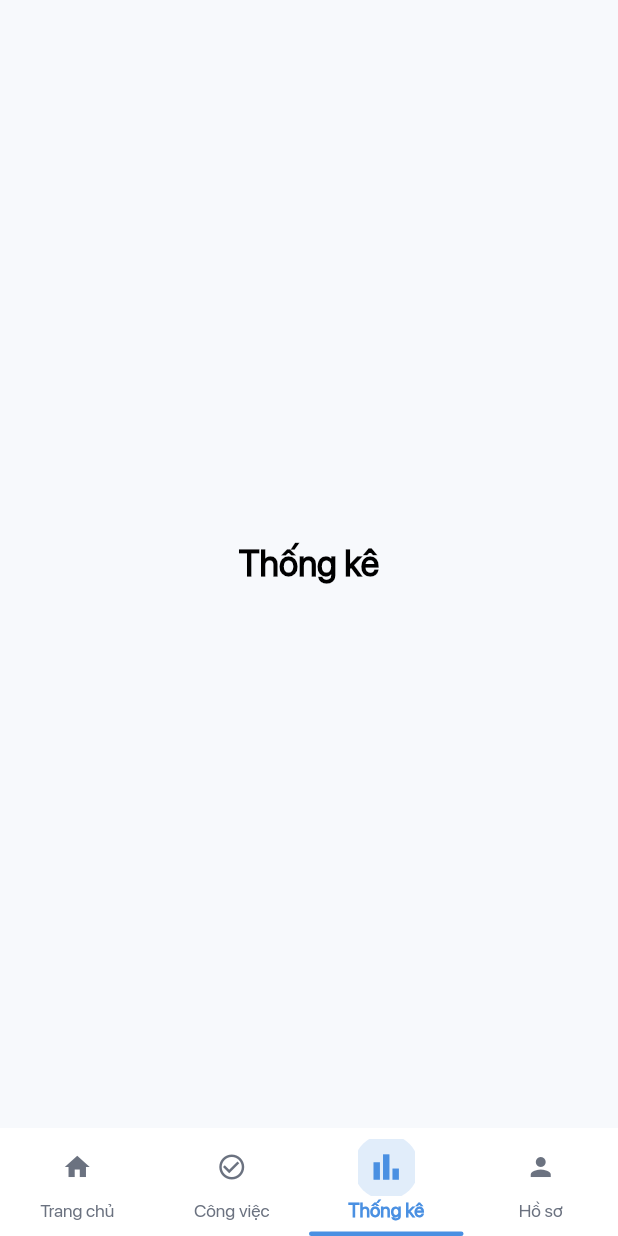
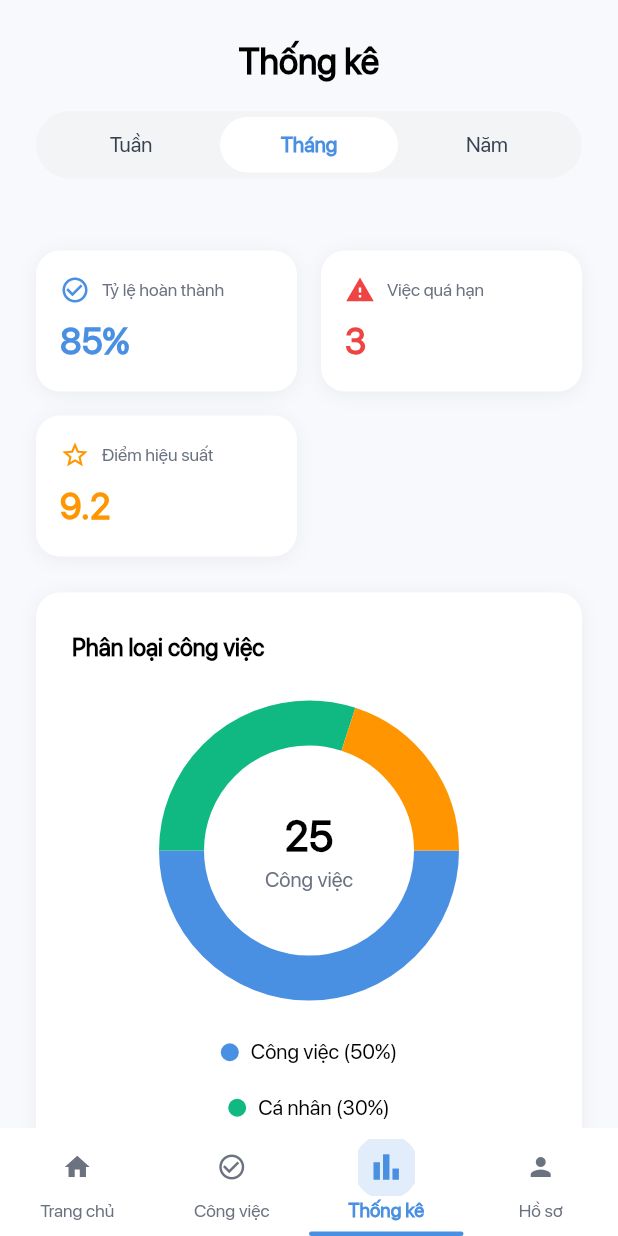
Before and after one commit to huynhkhuanit/task_management_app, a Flutter app: the HomeScreen screen opened directly, item 3 of the bottom bar chosen, on a phone screen of 412 x 824 dp. Run offline on Flutter 3.47's test engine with Material 3 defaults, Android fonts, the phone set to English and light mode, and no system bars; drawn by our look-alikes of fl_chart.

Commit message:
Update dependencies in pubspec.yaml and pubspec.lock; add fl_chart package and update equatable version. Integrate StatisticsScreen into HomeScreen for improved navigation and functionality.

```diff
--- a/lib/screens/home_screen.dart
+++ b/lib/screens/home_screen.dart
@@ -8,6 +8,7 @@ import '../utils/navigation_helper.dart';
 import 'tasks_screen.dart';
 import 'add_task_screen.dart';
 import 'task_detail_screen.dart';
+import 'statistics_screen.dart';
 
 class HomeScreen extends StatefulWidget {
   const HomeScreen({Key? key}) : super(key: key);
@@ -212,16 +213,8 @@ class _HomeScreenState extends State<HomeScreen> {
           _buildHomeContent(),
           // Tasks screen (index 1)
           const TasksScreen(showBottomNavigationBar: false),
-          // Statistics screen (index 2) - TODO: Create later
-          Center(
-            child: Text(
-              'Thống kê',
-              style: R.styles.heading2(
-                color: AppColors.black,
-                weight: FontWeight.w700,
-              ),
-            ),
-          ),
+          // Statistics screen (index 2)
+          const StatisticsScreen(),
           // Profile screen (index 3) - TODO: Create later
           Center(
             child: Text(
--- /dev/null
+++ b/lib/screens/statistics_screen.dart
@@ -0,0 +1,589 @@
+import 'package:flutter/material.dart';
+import 'package:fl_chart/fl_chart.dart';
+import '../constants/app_constants.dart';
+import '../res/fonts/font_resources.dart';
+
+class StatisticsScreen extends StatefulWidget {
+  const StatisticsScreen({Key? key}) : super(key: key);
+
+  @override
+  State<StatisticsScreen> createState() => _StatisticsScreenState();
+}
+
+class _StatisticsScreenState extends State<StatisticsScreen> {
+  int _selectedPeriod = 1; // 0: Tuần, 1: Tháng, 2: Năm
+
+  // Sample data
+  final double completionRate = 85.0;
+  final int overdueTasks = 3;
+  final double performanceScore = 9.2;
+  final int totalTasks = 25;
+
+  // Category distribution data
+  final List<CategoryData> categoryData = [
+    CategoryData(
+        name: 'Công việc', count: 12, percentage: 50, color: AppColors.primary),
+    CategoryData(
+        name: 'Cá nhân',
+        count: 8,
+        percentage: 30,
+        color: const Color(0xFF10B981)),
+    CategoryData(
+        name: 'Học tập',
+        count: 5,
+        percentage: 20,
+        color: const Color(0xFFFF9500)),
+  ];
+
+  // Weekly completion data
+  final List<BarData> weeklyData = [
+    BarData(day: 'T2', value: 5),
+    BarData(day: 'T3', value: 7),
+    BarData(day: 'T4', value: 12),
+    BarData(day: 'T5', value: 8),
+    BarData(day: 'T6', value: 6),
+    BarData(day: 'T7', value: 4),
+    BarData(day: 'CN', value: 3),
+  ];
+
+  // Performance trend data
+  final List<double> performanceTrend = [7.5, 8.0, 8.5, 9.0, 8.8, 9.2, 9.0];
+
+  @override
+  Widget build(BuildContext context) {
+    return Scaffold(
+      backgroundColor: AppColors.onboardingBackground,
+      body: SafeArea(
+        child: Column(
+          children: [
+            // Header
+            Container(
+              padding: const EdgeInsets.all(AppDimensions.paddingLarge),
+              color: Color(0xFFF7F9FC),
+              child: Column(
+                children: [
+                  Text(
+                    'Thống kê',
+                    style: R.styles.heading2(
+                      color: AppColors.black,
+                      weight: FontWeight.w700,
+                    ),
+                  ),
+                  const SizedBox(height: AppDimensions.paddingMedium),
+                  // Time period selector
+                  Container(
+                    width: double.infinity,
+                    padding: const EdgeInsets.all(4),
+                    decoration: BoxDecoration(
+                      color: AppColors.greyLight,
+                      borderRadius: BorderRadius.circular(
+                          AppDimensions.borderRadiusXLarge),
+                    ),
+                    child: Row(
+                      children: [
+                        Expanded(child: _buildPeriodButton('Tuần', 0)),
+                        Expanded(child: _buildPeriodButton('Tháng', 1)),
+                        Expanded(child: _buildPeriodButton('Năm', 2)),
+                      ],
+                    ),
+                  ),
+                ],
+              ),
+            ),
+            // Content
+            Expanded(
+              child: SingleChildScrollView(
+                padding: const EdgeInsets.all(AppDimensions.paddingLarge),
+                child: Column(
+                  crossAxisAlignment: CrossAxisAlignment.start,
+                  children: [
+                    // Statistics Cards
+                    Row(
+                      children: [
+                        Expanded(
+                          child: _buildStatCard(
+                            'Tỷ lệ hoàn thành',
+                            '${completionRate.toInt()}%',
+                            AppColors.primary,
+                            Icons.check_circle_outline,
+                          ),
+                        ),
+                        const SizedBox(width: AppDimensions.paddingMedium),
+                        Expanded(
+                          child: _buildStatCard(
+                            'Việc quá hạn',
+                            '$overdueTasks',
+                            AppColors.error,
+                            Icons.warning_outlined,
+                          ),
+                        ),
+                      ],
+                    ),
+                    const SizedBox(height: AppDimensions.paddingMedium),
+                    Row(
+                      children: [
+                        Expanded(
+                          child: _buildStatCard(
+                            'Điểm hiệu suất',
+                            performanceScore.toStringAsFixed(1),
+                            const Color(0xFFFF9500),
+                            Icons.star_outline,
+                          ),
+                        ),
+                        const SizedBox(width: AppDimensions.paddingMedium),
+                        const Expanded(child: SizedBox()),
+                      ],
+                    ),
+                    const SizedBox(height: AppDimensions.paddingLarge),
+
+                    // Job Classification Card
+                    _buildCard(
+                      title: 'Phân loại công việc',
+                      child: Column(
+                        children: [
+                          SizedBox(
+                            height: 200,
+                            child: Center(
+                              child: _buildDonutChart(),
+                            ),
+                          ),
+                          const SizedBox(height: AppDimensions.paddingLarge),
+                          // Legend
+                          Column(
+                            children: categoryData.map((data) {
+                              return Padding(
+                                padding: const EdgeInsets.only(
+                                    bottom: AppDimensions.paddingMedium),
+                                child: Row(
+                                  mainAxisAlignment: MainAxisAlignment.center,
+                                  children: [
+                                    Container(
+                                      width: 12,
+                                      height: 12,
+                                      decoration: BoxDecoration(
+                                        color: data.color,
+                                        shape: BoxShape.circle,
+                                      ),
+                                    ),
+                                    const SizedBox(
+                                        width: AppDimensions.paddingSmall),
+                                    Text(
+                                      '${data.name} (${data.percentage}%)',
+                                      style: R.styles.body(
+                                        size: 14,
+                                        color: AppColors.black,
+                                      ),
+                                    ),
+                                  ],
+                                ),
+                              );
+                            }).toList(),
+                          ),
+                        ],
+                      ),
+                    ),
+                    const SizedBox(height: AppDimensions.paddingLarge),
+
+                    // Completed Tasks Card
+                    _buildCard(
+                      title: 'Công việc hoàn thành',
+                      child: SizedBox(
+                        height: 200,
+                        child: _buildBarChart(),
+                      ),
+                    ),
+                    const SizedBox(height: AppDimensions.paddingLarge),
+
+                    // Performance Trend Card
+                    _buildCard(
+                      title: 'Xu hướng hiệu suất',
+                      child: SizedBox(
+                        height: 200,
+                        child: _buildLineChart(),
+                      ),
+                    ),
+                    const SizedBox(height: AppDimensions.paddingLarge),
+
+                    // AI Analysis Section
+                    _buildCard(
+                      title: 'Phân tích từ chuyên gia AI',
+                      child: Column(
+                        crossAxisAlignment: CrossAxisAlignment.start,
+                        children: [
+                          Container(
+                            padding: const EdgeInsets.all(
+                                AppDimensions.paddingMedium),
+                            decoration: BoxDecoration(
+                              color: AppColors.primaryLight.withOpacity(0.1),
+                              borderRadius: BorderRadius.circular(
+                                  AppDimensions.borderRadiusMedium),
+                            ),
+                            child: Row(
+                              children: [
+                                Icon(
+                                  Icons.psychology_outlined,
+                                  color: AppColors.primary,
+                                  size: 24,
+                                ),
+                                const SizedBox(
+                                    width: AppDimensions.paddingSmall),
+                                Expanded(
+                                  child: Text(
+                                    'Đang phân tích dữ liệu...',
+                                    style: R.styles.body(
+                                      size: 14,
+                                      color: AppColors.grey,
+                                    ),
+                                  ),
+                                ),
+                              ],
+                            ),
+                          ),
+                          const SizedBox(height: AppDimensions.paddingMedium),
+                          Text(
+                            'Nhấn để xem phân tích chi tiết',
+                            style: R.styles.body(
+                              size: 14,
+                              color: AppColors.grey,
+                            ),
+                          ),
+                        ],
+                      ),
+                    ),
+                    const SizedBox(height: AppDimensions.paddingLarge),
+                  ],
+                ),
+              ),
+            ),
+          ],
+        ),
+      ),
+    );
+  }
+
+  Widget _buildPeriodButton(String label, int index) {
+    final isSelected = _selectedPeriod == index;
+    return GestureDetector(
+      onTap: () {
+        setState(() {
+          _selectedPeriod = index;
+        });
+      },
+      child: Container(
+        padding: const EdgeInsets.symmetric(
+          horizontal: AppDimensions.paddingLarge,
+          vertical: AppDimensions.paddingSmall,
+        ),
+        decoration: BoxDecoration(
+          color: isSelected ? AppColors.white : Colors.transparent,
+          borderRadius: BorderRadius.circular(AppDimensions.borderRadiusXLarge),
+        ),
+        alignment: Alignment.center,
+        child: Text(
+          label,
+          textAlign: TextAlign.center,
+          style: R.styles.body(
+            size: 14,
+            weight: isSelected ? FontWeight.w900 : FontWeight.w500,
+            color: isSelected ? AppColors.primary : AppColors.greyDark,
+          ),
+        ),
+      ),
+    );
+  }
+
+  Widget _buildStatCard(
+      String title, String value, Color color, IconData icon) {
+    return Container(
+      padding: const EdgeInsets.all(AppDimensions.paddingMedium),
+      decoration: BoxDecoration(
+        color: AppColors.white,
+        borderRadius: BorderRadius.circular(AppDimensions.borderRadiusLarge),
+        boxShadow: [
+          BoxShadow(
+            color: Colors.black.withOpacity(0.05),
+            blurRadius: 10,
+            offset: const Offset(0, 2),
+          ),
+        ],
+      ),
+      child: Column(
+        crossAxisAlignment: CrossAxisAlignment.start,
+        children: [
+          Row(
+            children: [
+              Icon(icon, color: color, size: 20),
+              const SizedBox(width: AppDimensions.paddingSmall),
+              Expanded(
+                child: Text(
+                  title,
+                  style: R.styles.body(
+                    size: 12,
+                    color: AppColors.grey,
+                  ),
+                  maxLines: 2,
+                  overflow: TextOverflow.ellipsis,
+                ),
+              ),
+            ],
+          ),
+          const SizedBox(height: AppDimensions.paddingSmall),
+          Text(
+            value,
+            style: R.styles.heading2(
+              color: color,
+              weight: FontWeight.w700,
+            ),
+          ),
+        ],
+      ),
+    );
+  }
+
+  Widget _buildCard({required String title, required Widget child}) {
+    return Container(
+      padding: const EdgeInsets.all(AppDimensions.paddingLarge),
+      decoration: BoxDecoration(
+        color: AppColors.white,
+        borderRadius: BorderRadius.circular(AppDimensions.borderRadiusLarge),
+        boxShadow: [
+          BoxShadow(
+            color: Colors.black.withOpacity(0.05),
+            blurRadius: 10,
+            offset: const Offset(0, 2),
+          ),
+        ],
+      ),
+      child: Column(
+        crossAxisAlignment: CrossAxisAlignment.start,
+        children: [
+          Text(
+            title,
+            style: R.styles.body(
+              size: 16,
+              weight: FontWeight.w600,
+              color: AppColors.black,
+            ),
+          ),
+          const SizedBox(height: AppDimensions.paddingLarge),
+          child,
+        ],
+      ),
+    );
+  }
+
+  Widget _buildDonutChart() {
+    return Stack(
+      alignment: Alignment.center,
+      children: [
+        PieChart(
+          PieChartData(
+            sectionsSpace: 0,
+            centerSpaceRadius: 70,
+            sections: categoryData.map((data) {
+              return PieChartSectionData(
+                value: data.percentage.toDouble(),
+                color: data.color,
+                title: '',
+                radius: 30,
+              );
+            }).toList(),
+          ),
+        ),
+        Column(
+          mainAxisSize: MainAxisSize.min,
+          children: [
+            Text(
+              '$totalTasks',
+              style: R.styles.heading1(
+                color: AppColors.black,
+                weight: FontWeight.w900,
+              ),
+            ),
+            Text(
+              'Công việc',
+              style: R.styles.body(
+                size: 14,
+                color: AppColors.grey,
+              ),
+            ),
+          ],
+        ),
+      ],
+    );
+  }
+
+  Widget _buildBarChart() {
+    final maxValue =
+        weeklyData.map((e) => e.value).reduce((a, b) => a > b ? a : b);
+
+    return BarChart(
+      BarChartData(
+        alignment: BarChartAlignment.spaceAround,
+        maxY: maxValue * 1.2,
+        barTouchData: BarTouchData(enabled: false),
+        titlesData: FlTitlesData(
+          show: true,
+          bottomTitles: AxisTitles(
+            sideTitles: SideTitles(
+              showTitles: true,
+              getTitlesWidget: (value, meta) {
+                final index = value.toInt();
+                if (index >= 0 && index < weeklyData.length) {
+                  final isCurrentDay = index == 2; // T4 is current day
+                  return Padding(
+                    padding: const EdgeInsets.only(top: 8),
+                    child: Text(
+                      weeklyData[index].day,
+                      style: R.styles.body(
+                        size: 12,
+                        weight:
+                            isCurrentDay ? FontWeight.w900 : FontWeight.w400,
+                        color:
+                            isCurrentDay ? AppColors.primary : AppColors.grey,
+                      ),
+                    ),
+                  );
+                }
+                return const Text('');
+              },
+              reservedSize: 30,
+            ),
+          ),
+          leftTitles: AxisTitles(
+            sideTitles: SideTitles(showTitles: false),
+          ),
+          topTitles: AxisTitles(
+            sideTitles: SideTitles(showTitles: false),
+          ),
+          rightTitles: AxisTitles(
+            sideTitles: SideTitles(showTitles: false),
+          ),
+        ),
+        gridData: FlGridData(show: false),
+        borderData: FlBorderData(show: false),
+        barGroups: weeklyData.asMap().entries.map((entry) {
+          final index = entry.key;
+          final data = entry.value;
+          final isHighlighted = index == 2; // T4 is highlighted
+          return BarChartGroupData(
+            x: index,
+            barRods: [
+              BarChartRodData(
+                toY: data.value.toDouble(),
+                color:
+                    isHighlighted ? AppColors.primary : const Color(0xFFDBE9F9),
+                width: 20,
+                borderRadius: const BorderRadius.vertical(
+                  top: Radius.circular(4),
+                ),
+              ),
+            ],
+          );
+        }).toList(),
+      ),
+    );
+  }
+
+  Widget _buildLineChart() {
+    final maxValue = performanceTrend.reduce((a, b) => a > b ? a : b);
+    final minValue = performanceTrend.reduce((a, b) => a < b ? a : b);
+
+    return LineChart(
+      LineChartData(
+        gridData: FlGridData(
+          show: true,
+          drawVerticalLine: false,
+          horizontalInterval: 1,
+          getDrawingHorizontalLine: (value) {
+            return FlLine(
+              color: AppColors.greyLight,
+              strokeWidth: 1,
+            );
+          },
+        ),
+        titlesData: FlTitlesData(
+          show: true,
+          bottomTitles: AxisTitles(
+            sideTitles: SideTitles(
+              showTitles: true,
+              getTitlesWidget: (value, meta) {
+                final index = value.toInt();
+                if (index >= 0 && index < weeklyData.length) {
+                  return Padding(
+                    padding: const EdgeInsets.only(top: 8),
+                    child: Text(
+                      weeklyData[index].day,
+                      style: R.styles.body(
+                        size: 12,
+                        color: AppColors.grey,
+                      ),
+                    ),
+                  );
+                }
+                return const Text('');
+              },
+              reservedSize: 30,
+            ),
+          ),
+          leftTitles: AxisTitles(
+            sideTitles: SideTitles(showTitles: false),
+          ),
+          topTitles: AxisTitles(
+            sideTitles: SideTitles(showTitles: false),
+          ),
+          rightTitles: AxisTitles(
+            sideTitles: SideTitles(showTitles: false),
+          ),
+        ),
+        borderData: FlBorderData(
+          show: true,
+          border: Border(
+            bottom: BorderSide(color: AppColors.greyLight, width: 1),
+          ),
+        ),
+        minX: 0,
+        maxX: 6,
+        minY: minValue - 1,
+        maxY: maxValue + 1,
+        lineBarsData: [
+          LineChartBarData(
+            spots: performanceTrend.asMap().entries.map((entry) {
+              return FlSpot(entry.key.toDouble(), entry.value);
+            }).toList(),
+            isCurved: true,
+            color: AppColors.primary,
+            barWidth: 3,
+            isStrokeCapRound: true,
+            dotData: FlDotData(show: false),
+            belowBarData: BarAreaData(
+              show: true,
+              color: AppColors.primaryLight.withOpacity(0.3),
+            ),
+          ),
+        ],
+      ),
+    );
+  }
+}
+
+class CategoryData {
+  final String name;
+  final int count;
+  final int percentage;
+  final Color color;
+
+  CategoryData({
+    required this.name,
+    required this.count,
+    required this.percentage,
+    required this.color,
+  });
+}
+
+class BarData {
+  final String day;
+  final int value;
+
+  BarData({required this.day, required this.value});
+}
--- a/pubspec.yaml
+++ b/pubspec.yaml
@@ -24,6 +24,7 @@ dependencies:
   flutter:
     sdk: flutter
   intl: ^0.19.0
+  fl_chart: ^0.68.0
 
   # The following adds the Cupertino Icons font to your application.
   # Use with the CupertinoIcons class for iOS style icons.
```
Also changed, not shown: pubspec.lock.
